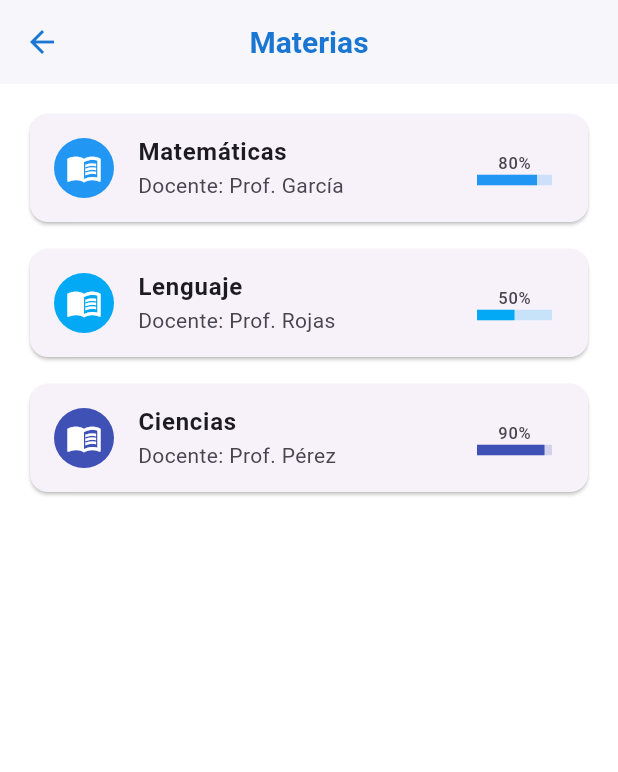
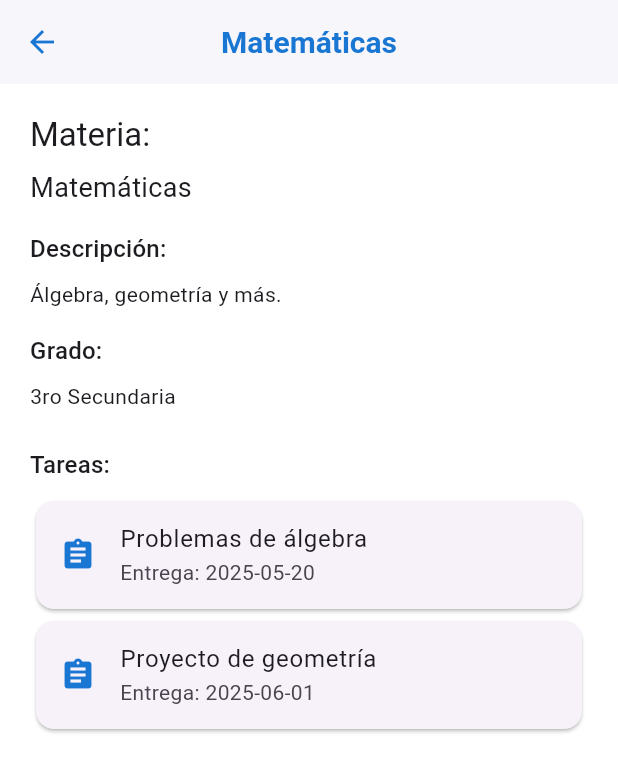
Before and after one commit to celestesool/aula_inteligente_app, a Flutter app: the MateriasScreen screen opened directly, after a tap on "Matemáticas", on a phone screen of 412 x 824 dp. Shown: the top 772 px of the screen. Run offline on Flutter 3.47's test engine with Material 3 defaults, Android fonts, the phone set to English and light mode, and no system bars; our stand-ins replace file_picker.

Commit message:
feat: historial academico, subida de archivos, detalles tarea y materias

```diff
--- /dev/null
+++ b/lib/screens/HistorialAcademico/HistorialAcademicoScreen.dart
@@ -0,0 +1,65 @@
+// ignore_for_file: file_names, use_key_in_widget_constructors
+
+import 'package:flutter/material.dart';
+class HistorialAcademicoScreen extends StatelessWidget {
+  // Aquí deberías traer estos datos desde el backend con el ID del alumno autenticado
+  final List<Map<String, dynamic>> notas = [
+    {"materia": "Matemáticas", "nota": 86, "observacion": "Buen desempeño"},
+    {"materia": "Lenguaje", "nota": 91, "observacion": null},
+    {"materia": "Ciencias", "nota": 74, "observacion": "Debe participar más"},
+  ];
+
+  final List<Map<String, dynamic>> asistencias = [
+    {"materia": "Matemáticas", "fecha": "2025-05-01", "presente": true},
+    {"materia": "Matemáticas", "fecha": "2025-05-02", "presente": false},
+    {"materia": "Lenguaje", "fecha": "2025-05-01", "presente": true},
+  ];
+
+  final List<Map<String, dynamic>> participaciones = [
+    {"materia": "Ciencias", "fecha": "2025-05-01", "puntaje": 1.0},
+    {"materia": "Ciencias", "fecha": "2025-05-02", "puntaje": 0.0},
+    {"materia": "Lenguaje", "fecha": "2025-05-01", "puntaje": 0.5},
+  ];
+
+  @override
+  Widget build(BuildContext context) {
+    return Scaffold(
+      appBar: AppBar(
+        title: const Text('Historial Académico'),
+      ),
+      body: ListView(
+        padding: const EdgeInsets.all(16),
+        children: [
+          const Text("Notas finales",
+              style: TextStyle(fontWeight: FontWeight.bold)),
+          ...notas.map((n) => ListTile(
+                title: Text("${n['materia']}: ${n['nota']}"),
+                subtitle:
+                    n['observacion'] != null ? Text(n['observacion']) : null,
+                leading: const Icon(Icons.grade, color: Colors.blue),
+              )),
+          const Divider(height: 32),
+          const Text("Asistencias",
+              style: TextStyle(fontWeight: FontWeight.bold)),
+          ...asistencias.map((a) => ListTile(
+                title: Text("${a['materia']} (${a['fecha']})"),
+                leading: Icon(
+                  a['presente'] ? Icons.check_circle : Icons.cancel,
+                  color: a['presente'] ? Colors.green : Colors.red,
+                ),
+                subtitle: Text(a['presente'] ? "Presente" : "Ausente"),
+              )),
+          const Divider(height: 32),
+          const Text("Participaciones",
+              style: TextStyle(fontWeight: FontWeight.bold)),
+          ...participaciones.map((p) => ListTile(
+                title: Text("${p['materia']} (${p['fecha']})"),
+                subtitle: Text("Puntaje: ${p['puntaje']}"),
+                leading:
+                    const Icon(Icons.record_voice_over, color: Colors.indigo),
+              )),
+        ],
+      ),
+    );
+  }
+}
--- a/lib/screens/materias/materia_card.dart
+++ b/lib/screens/materias/materia_card.dart
@@ -5,15 +5,13 @@ import 'package:flutter/material.dart';
 class MateriaCard extends StatelessWidget {
   final String nombre;
   final String docente;
-  final double progreso;
-  final Color color;
+  final VoidCallback? onTap;
 
   const MateriaCard({
     Key? key,
     required this.nombre,
     required this.docente,
-    required this.progreso,
-    required this.color,
+    this.onTap,
   }) : super(key: key);
 
   @override
@@ -21,31 +19,14 @@ class MateriaCard extends StatelessWidget {
     return Card(
       elevation: 1,
       child: ListTile(
-        leading: CircleAvatar(
-          backgroundColor: color,
-          child: const Icon(Icons.menu_book, color: Colors.white),
+        leading: const CircleAvatar(
+          backgroundColor: Colors.blue,
+          child: Icon(Icons.menu_book, color: Colors.white),
         ),
         title:
             Text(nombre, style: const TextStyle(fontWeight: FontWeight.bold)),
         subtitle: Text('Docente: $docente'),
-        trailing: Column(
-          mainAxisAlignment: MainAxisAlignment.center,
-          children: [
-            Text('${(progreso * 100).toInt()}%'),
-            SizedBox(
-              width: 50,
-              child: LinearProgressIndicator(
-                value: progreso,
-                color: color,
-                backgroundColor: color.withOpacity(0.2),
-                minHeight: 7,
-              ),
-            ),
-          ],
-        ),
-        onTap: () {
-          // Aquí podemos  hacer e detalle de materia
-        },
+        onTap: onTap,
       ),
     );
   }
--- a/lib/screens/materias/materia_detalle_screen.dart
+++ b/lib/screens/materias/materia_detalle_screen.dart
@@ -0,0 +1,59 @@
+// ignore_for_file: use_super_parameters
+
+import 'package:flutter/material.dart';
+
+class MateriaDetalleScreen extends StatelessWidget {
+  final String nombre;
+  final String descripcion;
+  final String grado;
+  final List<Map<String, dynamic>> tareas;
+
+  const MateriaDetalleScreen({
+    Key? key,
+    required this.nombre,
+    required this.descripcion,
+    required this.grado,
+    required this.tareas,
+  }) : super(key: key);
+
+  @override
+  Widget build(BuildContext context) {
+    return Scaffold(
+      appBar: AppBar(
+        title: Text(nombre),
+      ),
+      body: Padding(
+        padding: const EdgeInsets.all(20.0),
+        child: ListView(
+          children: [
+            Text('Materia:', style: Theme.of(context).textTheme.titleLarge),
+            const SizedBox(height: 8),
+            Text(nombre, style: const TextStyle(fontSize: 18)),
+            const SizedBox(height: 16),
+            Text('Descripción:',
+                style: Theme.of(context).textTheme.titleMedium),
+            const SizedBox(height: 8),
+            Text(descripcion.isNotEmpty ? descripcion : 'Sin descripción'),
+            const SizedBox(height: 16),
+            Text('Grado:', style: Theme.of(context).textTheme.titleMedium),
+            const SizedBox(height: 8),
+            Text(grado),
+            const SizedBox(height: 24),
+            if (tareas.isNotEmpty) ...[
+              Text('Tareas:', style: Theme.of(context).textTheme.titleMedium),
+              const SizedBox(height: 8),
+              ...tareas.map((t) => Card(
+                    child: ListTile(
+                      leading: Icon(Icons.assignment, color: Colors.blue[700]),
+                      title: Text(t["titulo"]),
+                      subtitle: Text("Entrega: ${t["fecha"]}"),
+                    ),
+                  )),
+            ] else
+              const Text('No hay tareas asignadas.'),
+          ],
+        ),
+      ),
+    );
+  }
+}
--- a/lib/screens/materias/materias_screen.dart
+++ b/lib/screens/materias/materias_screen.dart
@@ -2,27 +2,37 @@
 
 import 'package:flutter/material.dart';
 import 'materia_card.dart';
+import 'materia_detalle_screen.dart';
 
 class MateriasScreen extends StatelessWidget {
-  // Mock data de materias
   final List<Map<String, dynamic>> materias = [
     {
       "nombre": "Matemáticas",
       "docente": "Prof. García",
-      "progreso": 0.8,
-      "color": Colors.blue
+      "descripcion": "Álgebra, geometría y más.",
+      "grado": "3ro Secundaria",
+      "tareas": [
+        {"titulo": "Problemas de álgebra", "fecha": "2025-05-20"},
+        {"titulo": "Proyecto de geometría", "fecha": "2025-06-01"},
+      ],
     },
     {
       "nombre": "Lenguaje",
       "docente": "Prof. Rojas",
-      "progreso": 0.5,
-      "color": Colors.lightBlue
+      "descripcion": "Gramática y comprensión lectora.",
+      "grado": "3ro Secundaria",
+      "tareas": [
+        {"titulo": "Ensayo de lectura", "fecha": "2025-05-25"},
+      ],
     },
     {
       "nombre": "Ciencias",
       "docente": "Prof. Pérez",
-      "progreso": 0.9,
-      "color": Colors.indigo
+      "descripcion": "Física, química y biología.",
+      "grado": "3ro Secundaria",
+      "tareas": [
+        {"titulo": "Informe de laboratorio", "fecha": "2025-05-28"},
+      ],
     },
   ];
 
@@ -34,16 +44,29 @@ class MateriasScreen extends StatelessWidget {
         centerTitle: true,
       ),
       body: ListView.separated(
-        padding: const EdgeInsets.all(16),
-        itemCount: materias.length,
-        separatorBuilder: (_, __) => const SizedBox(height: 10),
-        itemBuilder: (context, i) => MateriaCard(
-          nombre: materias[i]["nombre"],
-          docente: materias[i]["docente"],
-          progreso: materias[i]["progreso"],
-          color: materias[i]["color"],
-        ),
-      ),
+          padding: const EdgeInsets.all(16),
+          itemCount: materias.length,
+          separatorBuilder: (_, __) => const SizedBox(height: 10),
+          itemBuilder: (context, i) {
+            final m = materias[i];
+            return MateriaCard(
+              nombre: m["nombre"],
+              docente: m["docente"] ?? "",
+              onTap: () {
+                Navigator.push(
+                  context,
+                  MaterialPageRoute(
+                    builder: (context) => MateriaDetalleScreen(
+                      nombre: m["nombre"],
+                      descripcion: m["descripcion"] ?? "",
+                      grado: m["grado"] ?? "",
+                      tareas: m["tareas"] ?? [],
+                    ),
+                  ),
+                );
+              },
+            );
+          }),
     );
   }
 }
--- /dev/null
+++ b/lib/screens/tareas/TareasAsignadasScreen.dart
@@ -0,0 +1,74 @@
+// ignore_for_file: use_key_in_widget_constructors, file_names
+
+import 'package:flutter/material.dart';
+import 'tarea_detalle_screen.dart';
+
+class TareasAsignadasScreen extends StatelessWidget {
+  // Mock data
+  final List<Map<String, dynamic>> tareas = [
+    {
+      "titulo": "Ensayo de lectura",
+      "materia": "Lenguaje",
+      "fecha_entrega": "2025-05-25",
+      "entregada": false,
+      "descripcion": "Escribe un ensayo sobre la lectura dada.",
+    },
+    {
+      "titulo": "Problemas de álgebra",
+      "materia": "Matemáticas",
+      "fecha_entrega": "2025-05-20",
+      "entregada": true,
+      "descripcion": "Resuelve los ejercicios del libro de álgebra.",
+    },
+  ];
+
+  @override
+  Widget build(BuildContext context) {
+    return Scaffold(
+      appBar: AppBar(
+        title: const Text('Tareas Asignadas'),
+      ),
+      body: ListView.separated(
+        padding: const EdgeInsets.all(16),
+        itemCount: tareas.length,
+        separatorBuilder: (_, __) => const SizedBox(height: 10),
+        itemBuilder: (context, i) {
+          final t = tareas[i];
+          return GestureDetector(
+            onTap: () {
+              Navigator.push(
+                context,
+                MaterialPageRoute(
+                  builder: (context) => TareaDetalleScreen(
+                    titulo: t["titulo"],
+                    descripcion: t["descripcion"] ?? "",
+                    materia: t["materia"],
+                    fechaEntrega: t["fecha_entrega"],
+                    entregada: t["entregada"] ?? false,
+                  ),
+                ),
+              );
+            },
+            child: Card(
+              child: ListTile(
+                leading: Icon(
+                  Icons.assignment,
+                  color: t["entregada"] ? Colors.green : Colors.orange,
+                ),
+                title: Text(t["titulo"]),
+                subtitle: Text(
+                  "Materia: ${t["materia"]}\nEntrega: ${t["fecha_entrega"]}",
+                ),
+                trailing: t["entregada"]
+                    ? const Text("Entregada",
+                        style: TextStyle(color: Colors.green))
+                    : const Text("Pendiente",
+                        style: TextStyle(color: Colors.orange)),
+              ),
+            ),
+          );
+        },
+      ),
+    );
+  }
+}
--- a/pubspec.yaml
+++ b/pubspec.yaml
@@ -46,6 +46,7 @@ dev_dependencies:
   # package. See that file for information about deactivating specific lint
   # rules and activating additional ones.
   flutter_lints: ^4.0.0
+  file_picker: ^6.1.1
 
 # For information on the generic Dart part of this file, see the
 # following page: https://dart.dev/tools/pub/pubspec
```
Also changed, not shown: lib/screens/dashboard/dashboard_screen.dart (+41 -2 lines), lib/screens/perfil/perfil_screen.dart (+28 -26 lines), lib/screens/tareas/entregar_tarea_screen.dart (added, +101 -0 lines), lib/screens/tareas/tarea_card.dart (+4 -31 lines), lib/screens/tareas/tarea_detalle_screen.dart (+116 -0 lines), lib/screens/tareas/tareas_screen.dart (+54 -10 lines), pubspec.lock.
